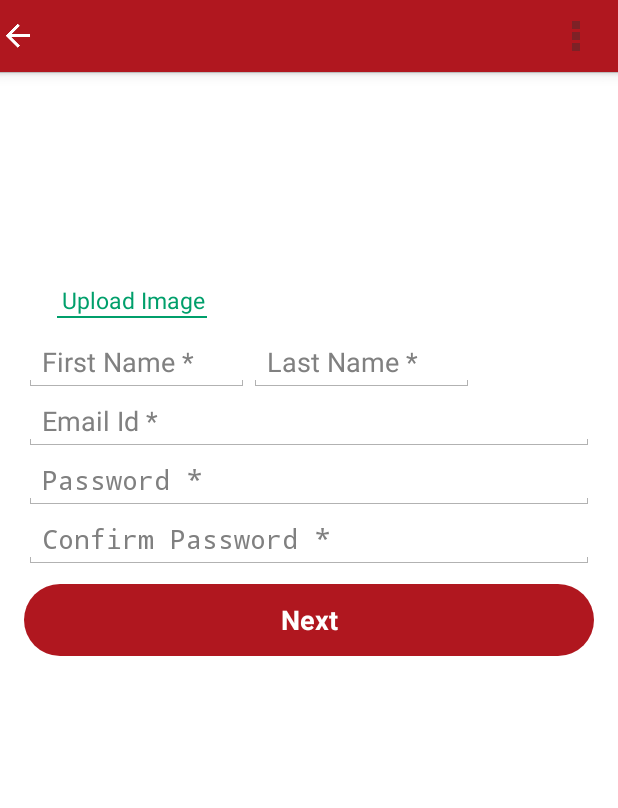
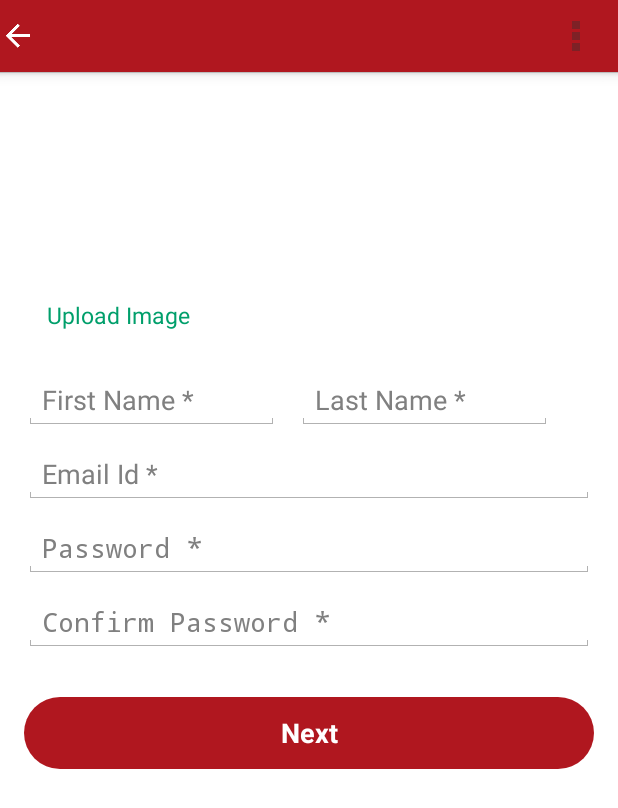
Before and after one commit to ambey/MobApp, an Android app: the SignUpActivity screen opened directly, with no data from a screen before it, on a phone screen of 412 x 824 dp. Shown: the top 808 px of the screen. Run offline under Robolectric (Android 15) with nearby library versions, the phone set to English and light mode, and no system bars.

Commit message:
Design New Layout

```diff
--- a/app/src/main/res/layout-sw320dp/activity_sign_up.xml
+++ b/app/src/main/res/layout-sw320dp/activity_sign_up.xml
@@ -25,14 +25,14 @@
                 android:layout_width="120dp"
                 android:layout_height="120dp"
                 android:id="@+id/uploadimageview"
-                android:layout_marginTop="0dp"
-                android:layout_marginLeft="10dp" />
+                android:layout_marginTop="10dp"
+                />
             <TextView
                 android:layout_width="wrap_content"
                 android:layout_height="wrap_content"
                 android:id="@+id/uploadimage"
                 android:text="Upload Image"
-                android:layout_marginLeft="25dp"
+                android:layout_marginLeft="15dp"
                 android:textSize="15sp"
                 android:layout_below="@+id/uploadimageview"
                 android:layout_marginTop="5dp"
@@ -44,34 +44,38 @@
                 android:layout_height="1dp"
                 android:background="#009f6b"
                 android:layout_marginLeft="22dp"
-                android:layout_below="@+id/uploadimage"/>
+                android:layout_below="@+id/uploadimage"
+                android:visibility="invisible"/>
 
             <LinearLayout
                 android:layout_width="fill_parent"
                 android:layout_height="wrap_content"
-                android:layout_marginTop="10dp"
+                android:layout_marginTop="25dp"
                 android:orientation="horizontal">
 
                 <EditText
                     android:id="@+id/editTextFName"
-                    android:layout_width="150dp"
+                    android:layout_width="170dp"
                     android:layout_height="wrap_content"
                     android:layout_alignLeft="@+id/editTextCnfPasswd"
                     android:layout_below="@+id/editTextCnfPasswd"
                     android:ems="10"
                     android:hint="First Name *"
-                    android:inputType="textPersonName" />
+                    android:inputType="textPersonName"
+                    android:textColor="@color/black"/>
 
                 <EditText
                     android:id="@+id/editTextLName"
-                    android:layout_width="150dp"
+                    android:layout_width="170dp"
                     android:layout_height="wrap_content"
                     android:layout_alignRight="@+id/editTextCnfPasswd"
                     android:layout_below="@+id/editTextCnfPasswd"
                     android:layout_toRightOf="@+id/editTextFName"
                     android:ems="10"
                     android:hint="Last Name *"
-                    android:inputType="textPersonName" />
+                    android:inputType="textPersonName"
+                    android:layout_marginLeft="12dp"
+                    android:textColor="@color/black"/>
 
             </LinearLayout>
 
@@ -81,7 +85,9 @@
                 android:layout_height="wrap_content"
                 android:ems="10"
                 android:hint="Email Id *"
-                android:inputType="textEmailAddress" />
+                android:inputType="textEmailAddress"
+                android:layout_marginTop="10dp"
+                android:textColor="@color/black"/>
 
             <EditText
                 android:id="@+id/editTextPasswd"
@@ -91,7 +97,9 @@
                 android:ems="10"
                 android:hint="Password *"
                 android:inputType="textPassword"
-                android:text="" />
+                android:text=""
+                android:layout_marginTop="10dp"
+                android:textColor="@color/black"/>
 
             <EditText
                 android:id="@+id/editTextCnfPasswd"
@@ -101,7 +109,9 @@
                 android:ems="10"
                 android:hint="Confirm Password *"
                 android:inputType="textPassword"
-                android:text="" />
+                android:text=""
+                android:layout_marginTop="10dp"
+                android:textColor="@color/black"/>
 
             <Button
                 android:id="@+id/Register"
@@ -109,7 +119,7 @@
                 android:layout_height="wrap_content"
                 android:layout_below="@+id/editTextCountry"
                 android:layout_centerHorizontal="true"
-                android:layout_marginTop="10dp"
+                android:layout_marginTop="30dp"
                 android:background="@drawable/button"
                 android:onClick="showAddWorkPlaceScreen"
                 android:text="@string/next"
--- a/app/src/main/res/layout/activity_sign_up_previous.xml
+++ b/app/src/main/res/layout/activity_sign_up_previous.xml
@@ -125,7 +125,7 @@
             android:layout_below="@id/medicalStoreImage"
             android:layout_marginTop="1dp"
             android:text="DiagnosticCenter"
-            android:layout_marginLeft="240dp"
+            android:layout_marginLeft="235dp"
             android:textColor="#000"
             />
 
--- a/app/src/main/res/values/strings.xml
+++ b/app/src/main/res/values/strings.xml
@@ -59,4 +59,7 @@
     <string name="title_activity_time_slots">TimeSlots</string>
     <string name="title_activity_sign_up_previous">SignUpPrevious</string>
     <string name="title_activity_home_screen">Home Screen</string>
+    <string name="title_activity_view_appointment">ViewAppointment</string>
+    <string name="title_activity_view_appointment_list">ViewAppointmentList</string>
+    <string name="title_activity_appointment_details">AppointmentDetails</string>
 </resources>
```
Also changed, not shown: app/src/main/java/com/extenprise/mapp/service/activity/AppointmentDetails.java (added, +40 -0 lines), app/src/main/java/com/extenprise/mapp/service/activity/SignUpPrevious.java (+19 -3 lines), app/src/main/java/com/extenprise/mapp/service/activity/ViewAppointment.java (added, +40 -0 lines), app/src/main/java/com/extenprise/mapp/service/activity/ViewAppointmentList.java (added, +40 -0 lines), app/src/main/res/layout/activity_appointment_details.xml (added, +59 -0 lines), app/src/main/res/layout/activity_search_doctor.xml (+5 -5 lines), app/src/main/res/layout/activity_view_appointment.xml (added, +61 -0 lines), app/src/main/res/layout/activity_view_appointment_list.xml (added, +35 -0 lines), app/src/main/res/menu/menu_appointment_details.xml (added, +7 -0 lines), app/src/main/res/menu/menu_view_appointment.xml (added, +7 -0 lines), app/src/main/res/menu/menu_view_appointment_list.xml (added, +7 -0 lines).
